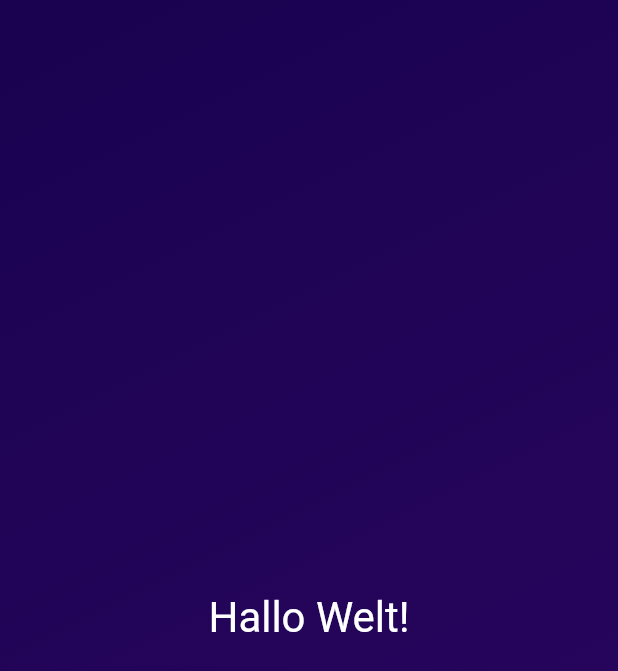
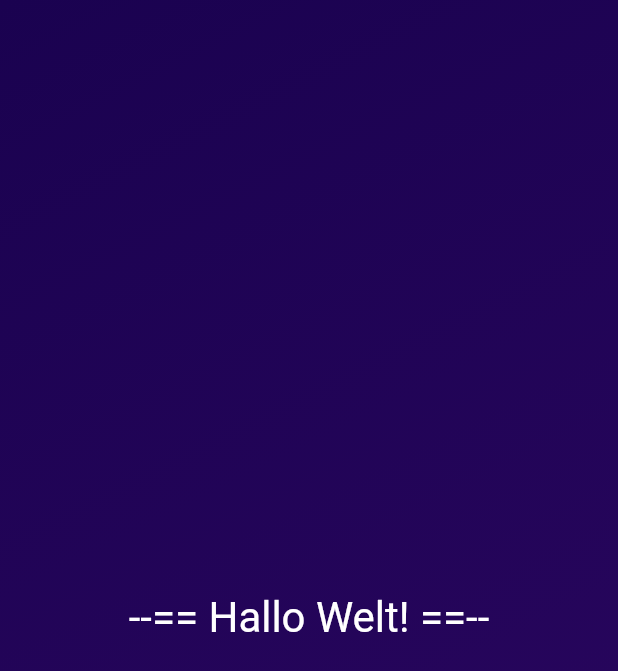
Before and after one commit to apdata/Learn.flutter.roll_dice_app, a Flutter app: the screen it shows after launch, on a phone screen of 412 x 824 dp. Shown: the top 671 px of the screen. Run offline on Flutter 3.47's test engine with Material 2 defaults, Android fonts, the phone set to English and light mode, and no system bars.

Commit message:
Eigenes Widget erstellt und eingebunden.

```diff
--- a/lib/gradient_container.dart
+++ b/lib/gradient_container.dart
@@ -1,4 +1,5 @@
 import 'package:flutter/material.dart';
+import 'styled_text.dart';
 
 // Dateiname immer Bezeichnungen mit _ und die Klassen darin ohne _
 
@@ -19,13 +20,7 @@ class GradientContainer extends StatelessWidget {
         ),
       ),
       child: const Center(
-        child: Text(
-          'Hallo Welt!',
-          style: TextStyle(
-            color: Colors.white,
-            fontSize: 28,
-          ),
-        ),
+        child: StyledText(),
       ),
     );
   }
```
